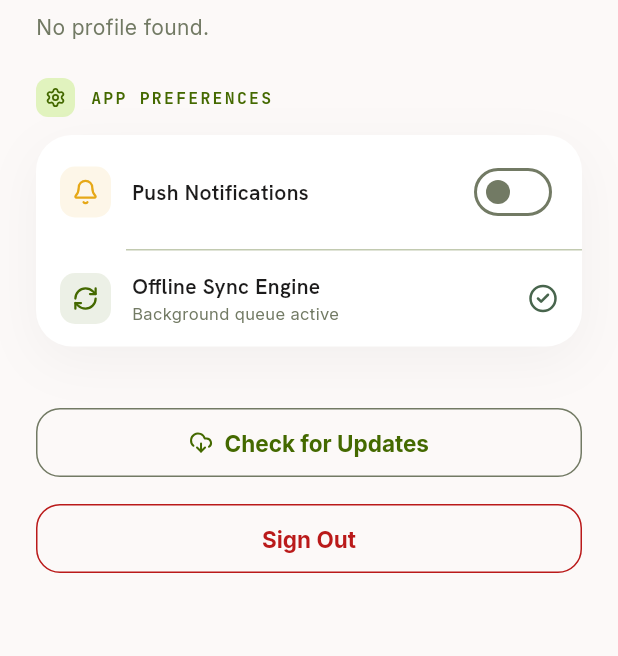
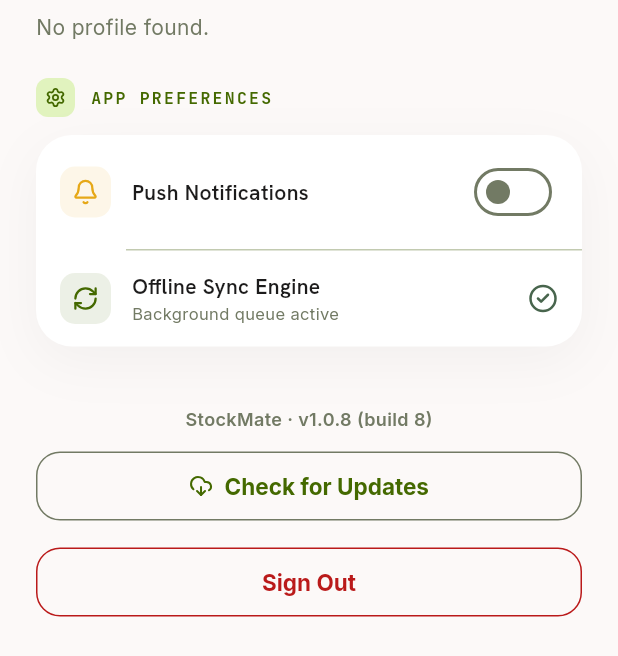
Before and after one commit to beinguvaize/StockMate, a Flutter app: the SettingsScreen screen opened directly, on a phone screen of 412 x 824 dp. Shown: the top 656 px of the screen. Run offline on Flutter 3.47's test engine with Material 3 defaults, Android fonts, the phone set to English and light mode, and no system bars; our stand-ins replace connectivity_plus, drift, flutter_map, flutter_riverpod, geolocator, google_fonts and 7 more; missing offline and left inert: local_auth_android, local_auth_darwin, mobile_scanner, ota_update; accounts and stored records are empty; generated files the repository leaves out were written again.

Commit message:
Show app version in mobile Settings
Added a centred "StockMate · vX.Y.Z (build N)" label above the
Check for Updates button so users (and support) can see which build
is running. Read via package_info_plus.

Co-Authored-By: Claude Opus 4.7 <noreply@anthropic.com>

```diff
--- a/mobile_app/lib/features/settings/presentation/settings_screen.dart
+++ b/mobile_app/lib/features/settings/presentation/settings_screen.dart
@@ -5,6 +5,7 @@ import 'package:lucide_icons/lucide_icons.dart';
 import 'package:mobile_app/core/auth/tenant_provider.dart';
 import 'package:mobile_app/core/supabase/client.dart';
 import 'package:mobile_app/core/update/auto_updater.dart';
+import 'package:package_info_plus/package_info_plus.dart';
 import 'package:mobile_app/core/theme/colors.dart';
 import 'package:mobile_app/features/settings/data/models/business_profile.dart';
 import 'package:mobile_app/features/settings/presentation/providers/settings_provider.dart';
@@ -360,6 +361,29 @@ class _SettingsScreenState extends ConsumerState<SettingsScreen> {
               ),
 
               const SizedBox(height: 16),
+
+              // ── App version ──────────────────────────────────────
+              FutureBuilder<PackageInfo>(
+                future: PackageInfo.fromPlatform(),
+                builder: (context, snap) {
+                  final v = snap.data;
+                  final label = v == null
+                      ? 'StockMate'
+                      : 'StockMate · v${v.version} (build ${v.buildNumber})';
+                  return Center(
+                    child: Text(
+                      label,
+                      style: GoogleFonts.inter(
+                        fontSize: 12,
+                        color: AppColors.inkTertiary,
+                        fontWeight: FontWeight.w600,
+                      ),
+                    ),
+                  );
+                },
+              ),
+
+              const SizedBox(height: 12),
 
               // ── Check for app updates ────────────────────────────
               SizedBox(
```
